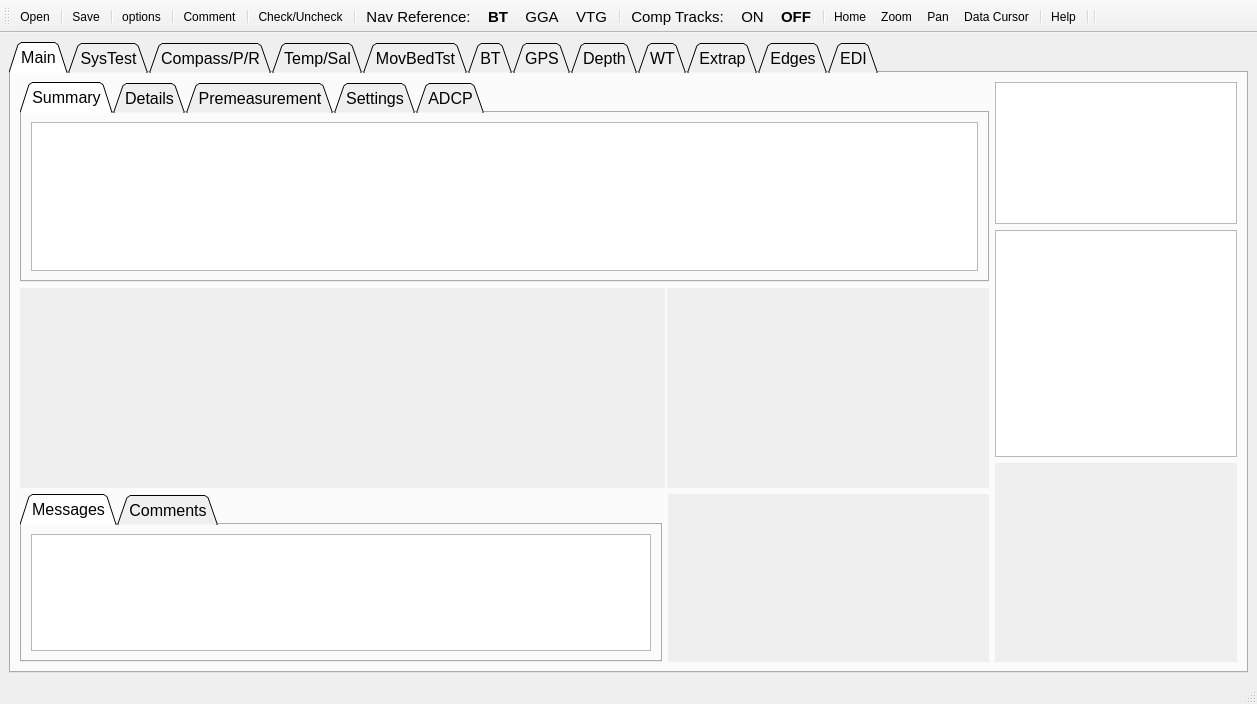
Above: UI/QRev_gui.ui from rowetechinc/QRevPy before the change. Below: the same form after it.
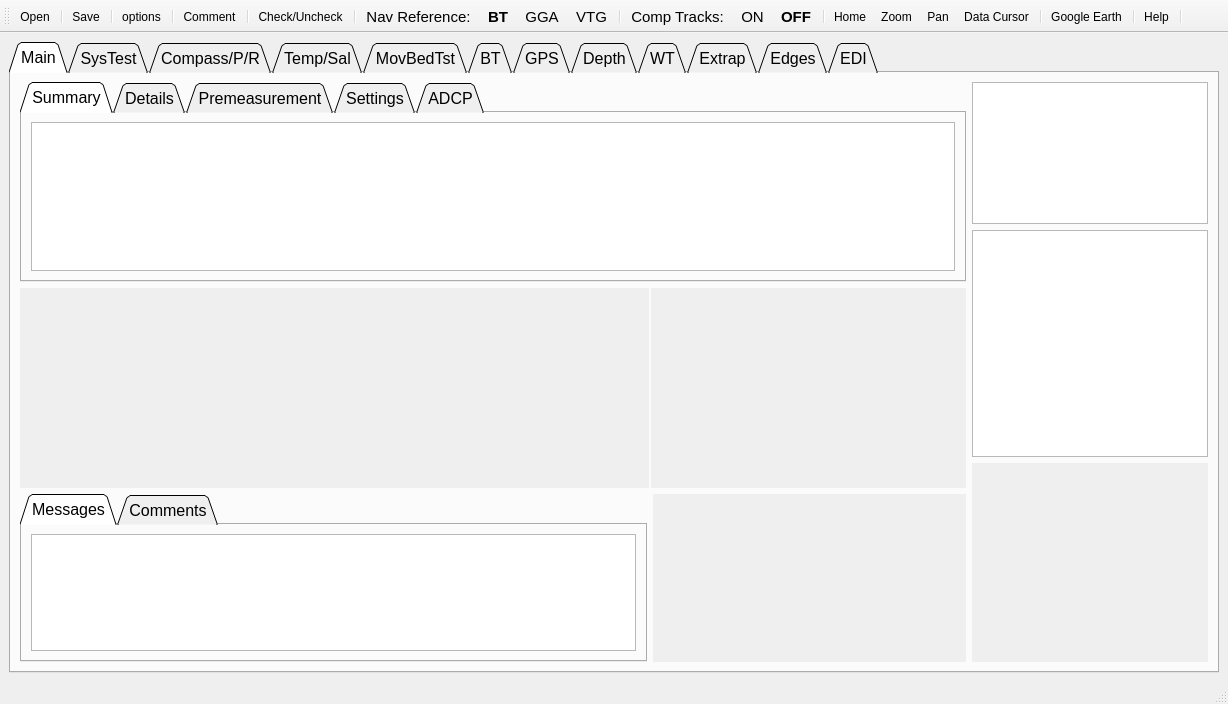
That is the form after the change. Icons and pictures are not drawn.

Commit message: ComputeExtrap: 1) fixed issue with QRev.mat messages coming is as array. Measurement: 1) added fix when QRev.mat file does not have right_idx, left_idx, or correction_factor for discharge QRev: 1) added code to plot GGA coordinates on Google Earth, 2) modified code to prevent unnecessary calls to apply_settings when initially configuring the combo boxes on a tab.

```diff
--- a/UI/QRev_gui.ui
+++ b/UI/QRev_gui.ui
@@ -6,7 +6,7 @@
    <rect>
     <x>0</x>
     <y>0</y>
-    <width>1257</width>
+    <width>1228</width>
     <height>674</height>
    </rect>
   </property>
@@ -5723,9 +5723,10 @@
    <addaction name="actionPan"/>
    <addaction name="actionData_Cursor"/>
    <addaction name="separator"/>
+   <addaction name="actionGoogle_Earth"/>
+   <addaction name="separator"/>
    <addaction name="actionHelp"/>
    <addaction name="separator"/>
-   <addaction name="separator"/>
   </widget>
   <action name="actionOpen">
    <property name="icon">
@@ -5945,6 +5946,18 @@
     <string>Data Cursor</string>
    </property>
   </action>
+  <action name="actionGoogle_Earth">
+   <property name="icon">
+    <iconset resource="dsm.qrc">
+     <normaloff>:/images/24x24/Globe.png</normaloff>:/images/24x24/Globe.png</iconset>
+   </property>
+   <property name="text">
+    <string>Google Earth</string>
+   </property>
+   <property name="toolTip">
+    <string>Plot to Google Earth</string>
+   </property>
+  </action>
  </widget>
  <resources>
   <include location="dsm.qrc"/>
```
The commit also changes 4 other files.
